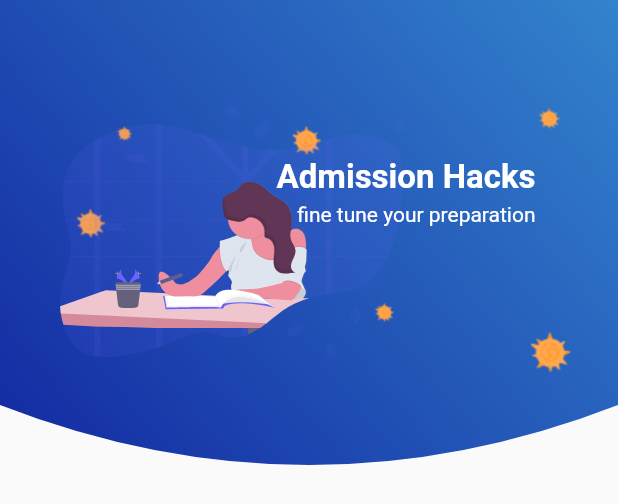
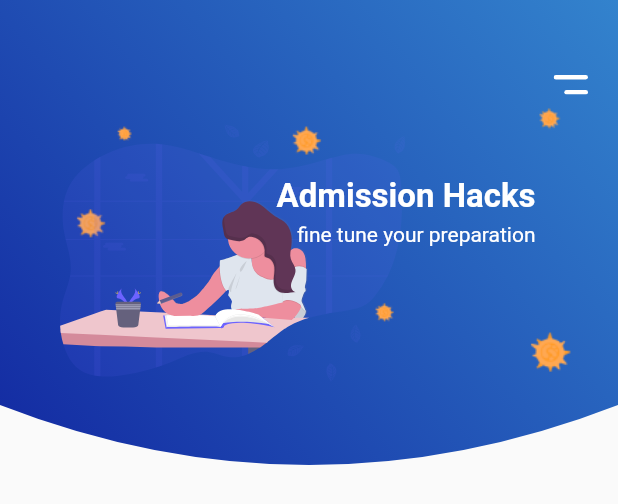
Before and after one commit to shakib-h/admissionhacks, a Flutter app: the HomeHeader widget shown alone on an empty page, opened directly, on a phone screen of 412 x 824 dp. Shown: the top 504 px of the screen. Run offline on Flutter 3.47's test engine with Material 2 defaults, Android fonts, the phone set to English and light mode, and no system bars; our stand-ins replace cached_network_image, cloud_firestore, firebase_core, flutter_svg, google_mobile_ads, google_nav_bar and 4 more; missing offline and left inert: flutter_web_browser, wiredash; accounts and stored records are empty; network calls fail; project files that could hold a hidden picture were left out.

Commit message:
added WireDash

```diff
--- a/lib/widgets/homeheader.dart
+++ b/lib/widgets/homeheader.dart
@@ -1,15 +1,20 @@
 import 'package:matrix/components/constant.dart';
 import 'package:flutter/material.dart';
 import 'package:flutter_svg/flutter_svg.dart';
+import 'package:wiredash/wiredash.dart';
 
 class HomeHeader extends StatelessWidget {
   final String image;
   final String textTop;
   final String textBottom;
   final double offset;
-  const HomeHeader(
-      {Key key, this.image, this.textTop, this.textBottom, this.offset})
-      : super(key: key);
+  const HomeHeader({
+    Key key,
+    this.image,
+    this.textTop,
+    this.textBottom,
+    this.offset,
+  }) : super(key: key);
 
   @override
   Widget build(BuildContext context) {
@@ -35,7 +40,33 @@ class HomeHeader extends StatelessWidget {
         child: Column(
           crossAxisAlignment: CrossAxisAlignment.end,
           children: <Widget>[
-            //right menu
+            PopupMenuButton(
+              child: SvgPicture.asset("assets/icons/menu.svg"),
+              itemBuilder: (context) => [
+                PopupMenuItem(
+                  child: InkWell(
+                    child: Row(
+                      mainAxisAlignment: MainAxisAlignment.spaceEvenly,
+                      children: <Widget>[
+                        Icon(
+                          Icons.offline_bolt,
+                          color: Colors.black87,
+                        ),
+                        Text("Give Feedback")
+                      ],
+                    ),
+                    onTap: () {
+                      Wiredash.of(context).setBuildProperties(
+                        buildNumber: buildNumber,
+                        buildVersion: buildVersion,
+                      );
+
+                      Wiredash.of(context).show();
+                    },
+                  ),
+                ),
+              ],
+            ),
             SizedBox(height: 20),
             Expanded(
               child: Stack(
```
